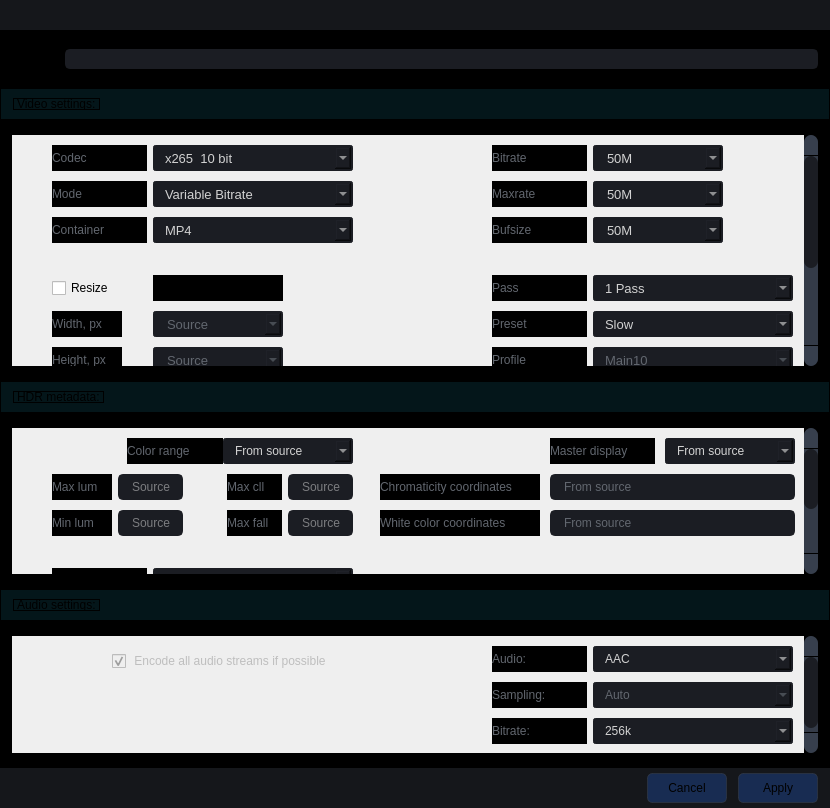
First picture: the form in app/preset.ui, repository CineEncoder/cine-encoder, before the edit.
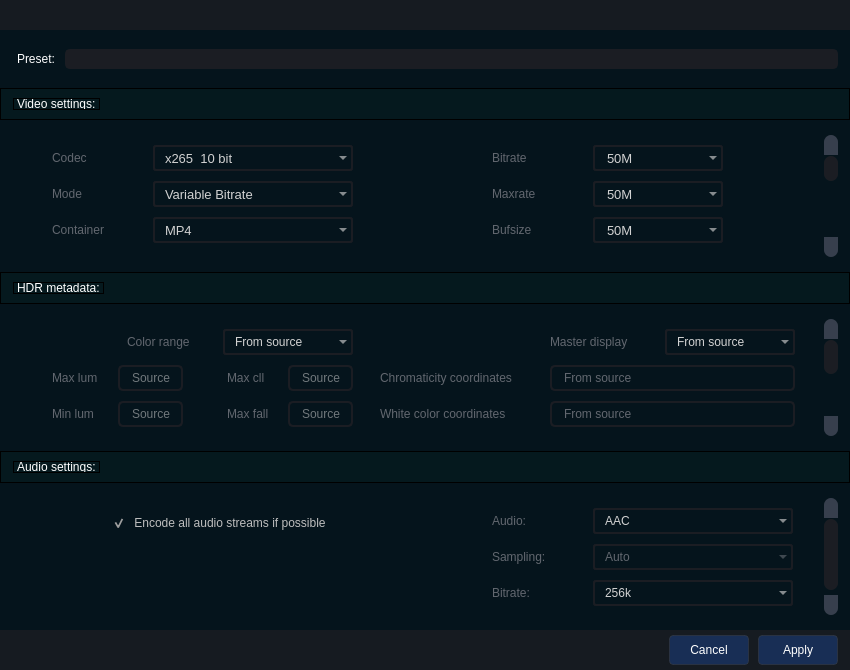
Second picture: the form after the edit. Icons and pictures are not drawn.

```diff
--- a/app/preset.ui
+++ b/app/preset.ui
@@ -6,8 +6,8 @@
    <rect>
     <x>0</x>
     <y>0</y>
-    <width>830</width>
-    <height>808</height>
+    <width>850</width>
+    <height>670</height>
    </rect>
   </property>
   <property name="minimumSize">
@@ -64,7 +64,7 @@
      </property>
      <property name="styleSheet">
       <string notr="true">QFrame{
-	background-color: rgb(0, 0, 0);
+	background-color: rgb(5, 20, 28);
 }
 
 QLineEdit {
@@ -282,6 +282,9 @@
           <height>2160</height>
          </size>
         </property>
+        <property name="styleSheet">
+         <string notr="true">background-color: transparent;</string>
+        </property>
         <property name="frameShape">
          <enum>QFrame::NoFrame</enum>
         </property>
@@ -312,6 +315,9 @@
            <property name="autoFillBackground">
             <bool>false</bool>
            </property>
+           <property name="styleSheet">
+            <string notr="true">background-color: transparent;</string>
+           </property>
            <property name="frameShape">
             <enum>QFrame::NoFrame</enum>
            </property>
@@ -705,6 +711,9 @@
           <height>2160</height>
          </size>
         </property>
+        <property name="styleSheet">
+         <string notr="true">background-color: transparent;</string>
+        </property>
         <property name="frameShape">
          <enum>QFrame::NoFrame</enum>
         </property>
@@ -736,7 +745,7 @@
             <bool>false</bool>
            </property>
            <property name="styleSheet">
-            <string notr="true"/>
+            <string notr="true">background-color: transparent;</string>
            </property>
            <property name="frameShape">
             <enum>QFrame::NoFrame</enum>
@@ -2484,7 +2493,8 @@
          <item row="0" column="0">
           <widget class="QLabel" name="label_4">
            <property name="styleSheet">
-            <string notr="true">background-color: transparent;</string>
+            <string notr="true">color: rgb(255, 255, 255);
+background-color: transparent;</string>
            </property>
            <property name="text">
             <string>Preset: </string>
@@ -2556,7 +2566,8 @@
          <item row="0" column="0">
           <widget class="QLabel" name="label">
            <property name="styleSheet">
-            <string notr="true">background-color: transparent;</string>
+            <string notr="true">color: rgb(255, 255, 255);
+background-color: transparent;</string>
            </property>
            <property name="text">
             <string>Video settings:</string>
@@ -2596,6 +2607,9 @@
           <height>2160</height>
          </size>
         </property>
+        <property name="styleSheet">
+         <string notr="true">background-color: transparent;</string>
+        </property>
         <property name="frameShape">
          <enum>QFrame::NoFrame</enum>
         </property>
@@ -2626,6 +2640,9 @@
            <property name="autoFillBackground">
             <bool>false</bool>
            </property>
+           <property name="styleSheet">
+            <string notr="true">background-color: transparent;</string>
+           </property>
            <property name="frameShape">
             <enum>QFrame::NoFrame</enum>
            </property>
@@ -3666,8 +3683,9 @@
              </property>
              <property name="styleSheet">
               <string notr="true">QPushButton {
+	color: rgb(255, 255, 255);
 	border: 1px solid rgba(52, 59, 72, 150);
-	border-radius: 5px;	
+	border-radius: 4px;	
 	background-color: rgba(25, 59, 120, 150);
 }
 QPushButton:hover {
@@ -3694,7 +3712,7 @@
              </property>
              <property name="sizeHint" stdset="0">
               <size>
-               <width>5</width>
+               <width>3</width>
                <height>20</height>
               </size>
              </property>
@@ -3730,8 +3748,9 @@
              </property>
              <property name="styleSheet">
               <string notr="true">QPushButton {
+	color: rgb(255, 255, 255);
 	border: 1px solid rgba(52, 59, 72, 150);
-	border-radius: 5px;	
+	border-radius: 4px;	
 	background-color: rgba(25, 59, 120, 150);
 }
 QPushButton:hover {
@@ -3789,7 +3808,8 @@
          <item row="0" column="0">
           <widget class="QLabel" name="label_2">
            <property name="styleSheet">
-            <string notr="true">background-color: transparent;</string>
+            <string notr="true">color: rgb(255, 255, 255);
+background-color: transparent;</string>
            </property>
            <property name="text">
             <string>Audio settings:</string>
@@ -3870,7 +3890,8 @@
             </size>
            </property>
            <property name="styleSheet">
-            <string notr="true">background-color: transparent;</string>
+            <string notr="true">color: rgb(255, 255, 255);
+background-color: transparent;</string>
            </property>
            <property name="text">
             <string>HDR metadata:</string>
```
